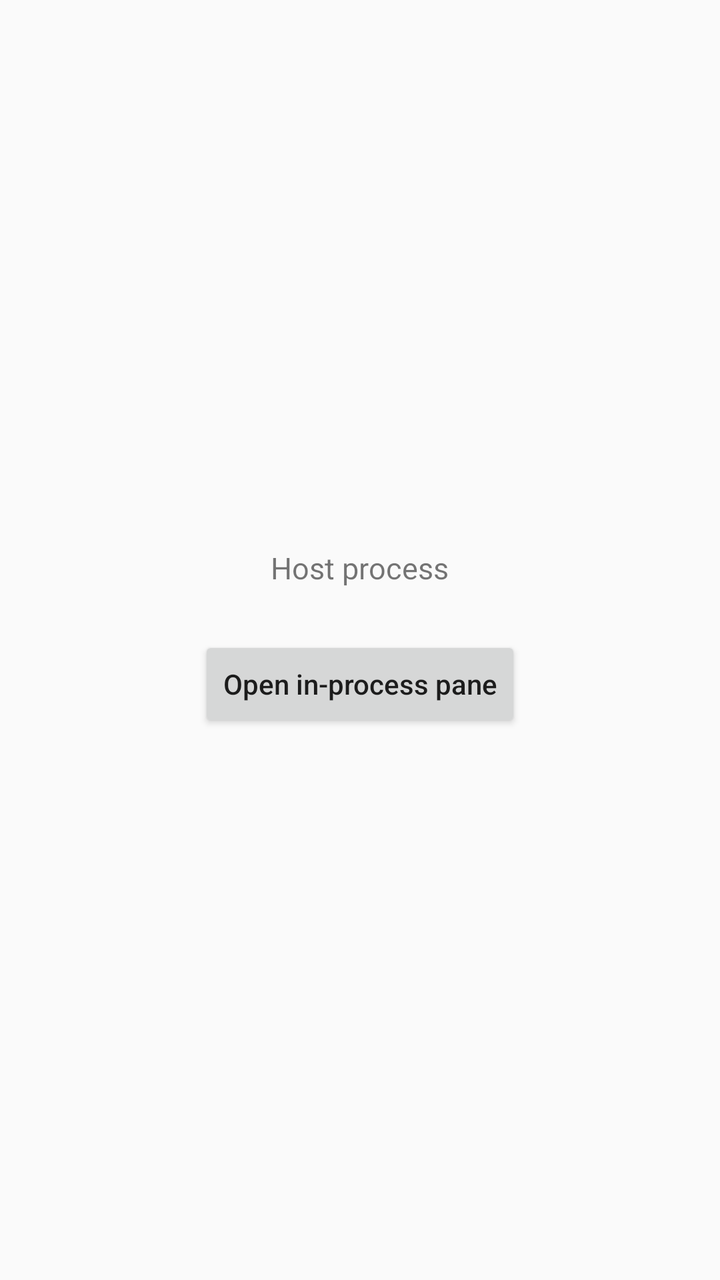
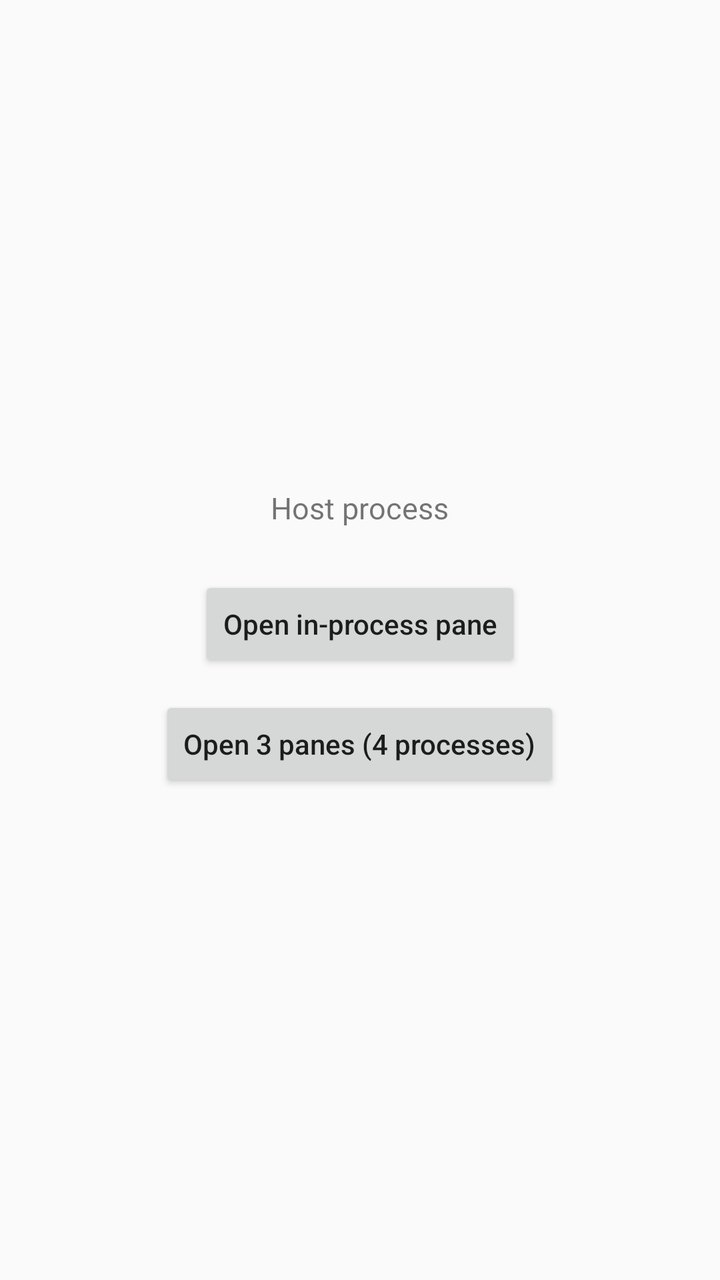

Before-and-after screenshots of an Android layout around one commit, followed by the original layout XML and the change that was made.
<!-- AndroidManifest.xml: application theme Theme.AppCompat.Light.NoActionBar -->
<!-- res/layout/activity_main.xml -->
<LinearLayout xmlns:android="http://schemas.android.com/apk/res/android"
    android:orientation="vertical"
    android:gravity="center"
    android:layout_width="match_parent"
    android:layout_height="match_parent"
    android:fitsSystemWindows="true"
    android:padding="32dp">

    <TextView
        android:id="@+id/host_info"
        android:text="Host process"
        android:textSize="15sp"
        android:layout_marginBottom="24dp"
        android:layout_width="wrap_content"
        android:layout_height="wrap_content" />

    <Button
        android:id="@+id/open"
        android:text="Open in-process pane"
        android:textAllCaps="false"
        android:layout_width="wrap_content"
        android:layout_height="wrap_content" />
</LinearLayout>
<!-- resources referenced by this layout -->
<resources>

</resources>

<!-- the commit's change to res/layout/activity_main.xml (unified diff, before → after) -->
@@ -20,4 +20,12 @@
         android:textAllCaps="false"
         android:layout_width="wrap_content"
         android:layout_height="wrap_content" />
+
+    <Button
+        android:id="@+id/open_multi"
+        android:text="Open 3 panes (4 processes)"
+        android:textAllCaps="false"
+        android:layout_marginTop="12dp"
+        android:layout_width="wrap_content"
+        android:layout_height="wrap_content" />
 </LinearLayout>
